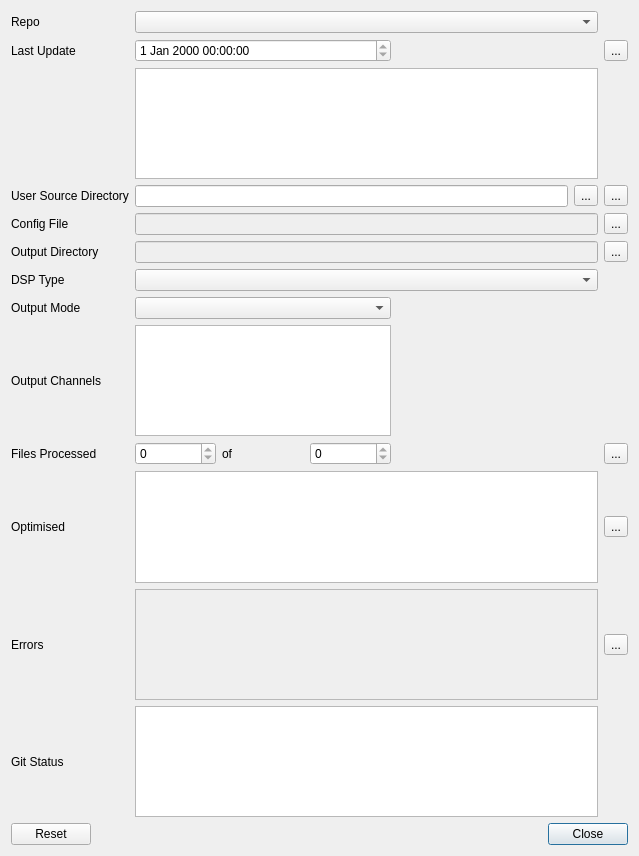
Qt form src/main/python/ui/merge.ui (3ll3d00d/beqdesigner) before a commit.
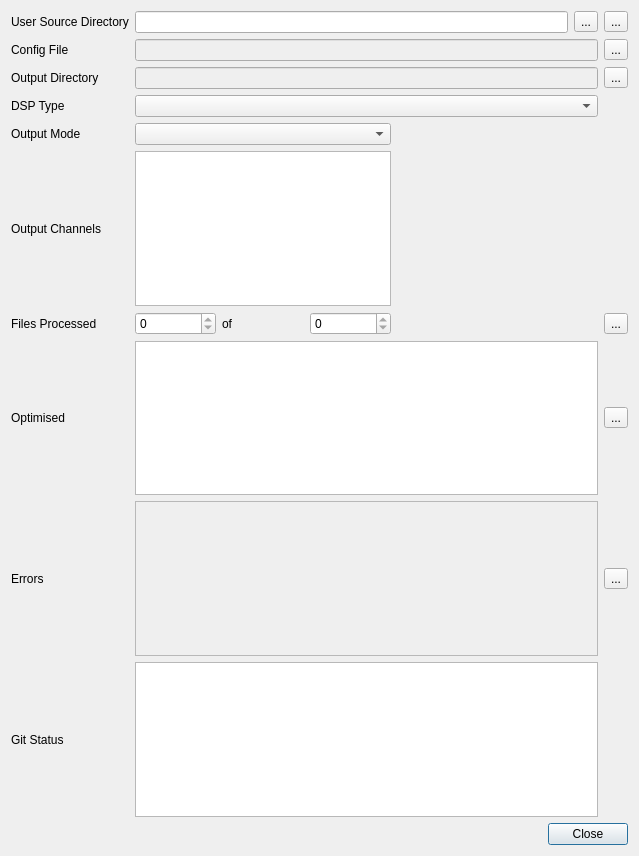
The same form after that commit.

Commit message: switch merge to using the catalogue

```diff
--- a/src/main/python/ui/merge.ui
+++ b/src/main/python/ui/merge.ui
@@ -14,48 +14,73 @@
    <string>Merge DSP Config</string>
   </property>
   <layout class="QGridLayout" name="gridLayout">
-   <item row="2" column="0">
-    <widget class="QDialogButtonBox" name="buttonBox">
-     <property name="orientation">
-      <enum>Qt::Horizontal</enum>
-     </property>
-     <property name="standardButtons">
-      <set>QDialogButtonBox::Close|QDialogButtonBox::Reset</set>
-     </property>
-    </widget>
-   </item>
-   <item row="1" column="0">
-    <layout class="QGridLayout" name="innerLayout" rowstretch="0,0,0,0,0,0,0,0,0,0,0,0,0" columnstretch="0,0,0,0,0,0">
-     <item row="11" column="5">
-      <widget class="QToolButton" name="copyErrorsButton">
+   <item row="0" column="0">
+    <layout class="QGridLayout" name="innerLayout" rowstretch="0,0,0,0,0,0,0,0,0,0" columnstretch="0,0,0,0,0,0">
+     <item row="0" column="0">
+      <widget class="QLabel" name="userSourceDirLabel">
+       <property name="text">
+        <string>User Source Directory</string>
+       </property>
+      </widget>
+     </item>
+     <item row="0" column="1" colspan="4">
+      <layout class="QHBoxLayout" name="userSourceDirLayout">
+       <item>
+        <widget class="QLineEdit" name="userSourceDir">
+         <property name="readOnly">
+          <bool>true</bool>
+         </property>
+        </widget>
+       </item>
+       <item>
+        <widget class="QToolButton" name="clearUserSourceDir">
+         <property name="text">
+          <string>...</string>
+         </property>
+        </widget>
+       </item>
+      </layout>
+     </item>
+     <item row="0" column="5">
+      <widget class="QToolButton" name="userSourceDirPicker">
        <property name="text">
         <string>...</string>
        </property>
       </widget>
      </item>
-     <item row="1" column="1" colspan="3">
-      <widget class="QDateTimeEdit" name="lastCommitDate">
+     <item row="1" column="0">
+      <widget class="QLabel" name="configFileLabel">
+       <property name="text">
+        <string>Config File</string>
+       </property>
+      </widget>
+     </item>
+     <item row="1" column="1" colspan="4">
+      <widget class="QLineEdit" name="configFile">
+       <property name="enabled">
+        <bool>false</bool>
+       </property>
        <property name="readOnly">
         <bool>true</bool>
        </property>
       </widget>
      </item>
-     <item row="5" column="0">
+     <item row="1" column="5">
+      <widget class="QToolButton" name="configFilePicker">
+       <property name="text">
+        <string>...</string>
+       </property>
+      </widget>
+     </item>
+     <item row="2" column="0">
       <widget class="QLabel" name="outputDirectoryLabel">
        <property name="text">
         <string>Output Directory</string>
        </property>
       </widget>
      </item>
-     <item row="9" column="0">
-      <widget class="QLabel" name="filesProcessedLabel">
-       <property name="text">
-        <string>Files Processed</string>
-       </property>
-      </widget>
-     </item>
-     <item row="4" column="1" colspan="4">
-      <widget class="QLineEdit" name="configFile">
+     <item row="2" column="1" colspan="4">
+      <widget class="QLineEdit" name="outputDirectory">
        <property name="enabled">
         <bool>false</bool>
        </property>
@@ -64,66 +89,82 @@
        </property>
       </widget>
      </item>
+     <item row="2" column="5">
+      <widget class="QToolButton" name="outputDirectoryPicker">
+       <property name="text">
+        <string>...</string>
+       </property>
+      </widget>
+     </item>
+     <item row="3" column="0">
+      <widget class="QLabel" name="dspTypeLabel">
+       <property name="text">
+        <string>DSP Type</string>
+       </property>
+      </widget>
+     </item>
+     <item row="3" column="1" colspan="4">
+      <widget class="QComboBox" name="dspType"/>
+     </item>
      <item row="4" column="0">
-      <widget class="QLabel" name="configFileLabel">
+      <widget class="QLabel" name="outputModeLabel">
        <property name="text">
-        <string>Config File</string>
+        <string>Output Mode</string>
        </property>
       </widget>
      </item>
-     <item row="8" column="0">
+     <item row="4" column="1" colspan="3">
+      <widget class="QComboBox" name="outputMode"/>
+     </item>
+     <item row="5" column="0">
       <widget class="QLabel" name="outputChannelsLabel">
        <property name="text">
         <string>Output Channels</string>
        </property>
       </widget>
      </item>
-     <item row="9" column="2">
+     <item row="5" column="1" colspan="3">
+      <widget class="QListWidget" name="outputChannels">
+       <property name="selectionMode">
+        <enum>QAbstractItemView::MultiSelection</enum>
+       </property>
+      </widget>
+     </item>
+     <item row="6" column="3">
+      <widget class="QSpinBox" name="totalFiles">
+       <property name="readOnly">
+        <bool>true</bool>
+       </property>
+       <property name="maximum">
+        <number>10000</number>
+       </property>
+      </widget>
+     </item>
+     <item row="6" column="0">
+      <widget class="QLabel" name="filesProcessedLabel">
+       <property name="text">
+        <string>Files Processed</string>
+       </property>
+      </widget>
+     </item>
+     <item row="6" column="1">
+      <widget class="QSpinBox" name="filesProcessed">
+       <property name="readOnly">
+        <bool>true</bool>
+       </property>
+       <property name="maximum">
+        <number>100000</number>
+       </property>
+      </widget>
+     </item>
+     <item row="6" column="2">
       <widget class="QLabel" name="ofLabel">
        <property name="text">
         <string>of</string>
        </property>
       </widget>
      </item>
-     <item row="9" column="5">
-      <widget class="QToolButton" name="processFiles">
-       <property name="text">
-        <string>...</string>
-       </property>
-      </widget>
-     </item>
-     <item row="10" column="1" colspan="4">
-      <widget class="QListWidget" name="optimised"/>
-     </item>
-     <item row="5" column="5">
-      <widget class="QToolButton" name="outputDirectoryPicker">
-       <property name="text">
-        <string>...</string>
-       </property>
-      </widget>
-     </item>
-     <item row="3" column="5">
-      <widget class="QToolButton" name="userSourceDirPicker">
-       <property name="text">
-        <string>...</string>
-       </property>
-      </widget>
-     </item>
-     <item row="1" column="4">
-      <widget class="QLabel" name="infoLabel">
-       <property name="text">
-        <string/>
-       </property>
-      </widget>
-     </item>
-     <item row="11" column="1" colspan="4">
-      <widget class="QListWidget" name="errors">
-       <property name="enabled">
-        <bool>false</bool>
-       </property>
-      </widget>
-     </item>
-     <item row="9" column="4">
+     <item row="6" column="4">
       <spacer name="horizontalSpacer">
        <property name="orientation">
         <enum>Qt::Horizontal</enum>
@@ -136,159 +177,73 @@
        </property>
       </spacer>
      </item>
-     <item row="0" column="0">
-      <widget class="QLabel" name="beqReposLabel">
+     <item row="6" column="5">
+      <widget class="QToolButton" name="processFiles">
        <property name="text">
-        <string>Repo</string>
+        <string>...</string>
        </property>
       </widget>
      </item>
-     <item row="6" column="0">
-      <widget class="QLabel" name="dspTypeLabel">
+     <item row="7" column="0">
+      <widget class="QLabel" name="optimisedLabel">
        <property name="text">
-        <string>DSP Type</string>
+        <string>Optimised</string>
        </property>
       </widget>
      </item>
-     <item row="1" column="0">
-      <widget class="QLabel" name="lastUpdateLabel">
+     <item row="7" column="1" colspan="4">
+      <widget class="QListWidget" name="optimised"/>
+     </item>
+     <item row="7" column="5">
+      <widget class="QToolButton" name="copyOptimisedButton">
        <property name="text">
-        <string>Last Update</string>
+        <string>...</string>
        </property>
       </widget>
      </item>
-     <item row="11" column="0">
+     <item row="8" column="0">
       <widget class="QLabel" name="errorsLabel">
        <property name="text">
         <string>Errors</string>
        </property>
       </widget>
      </item>
-     <item row="12" column="0">
+     <item row="8" column="1" colspan="4">
+      <widget class="QListWidget" name="errors">
+       <property name="enabled">
+        <bool>false</bool>
+       </property>
+      </widget>
+     </item>
+     <item row="8" column="5">
+      <widget class="QToolButton" name="copyErrorsButton">
+       <property name="text">
+        <string>...</string>
+       </property>
+      </widget>
+     </item>
+     <item row="9" column="0">
       <widget class="QLabel" name="gitStatusLabel">
        <property name="text">
         <string>Git Status</string>
        </property>
       </widget>
      </item>
-     <item row="10" column="0">
-      <widget class="QLabel" name="optimisedLabel">
-       <property name="text">
-        <string>Optimised</string>
-       </property>
-      </widget>
-     </item>
-     <item row="1" column="5">
-      <widget class="QToolButton" name="refreshGitRepo">
-       <property name="text">
-        <string>...</string>
-       </property>
-      </widget>
-     </item>
-     <item row="9" column="3">
-      <widget class="QSpinBox" name="totalFiles">
-       <property name="readOnly">
-        <bool>true</bool>
-       </property>
-       <property name="maximum">
-        <number>10000</number>
-       </property>
-      </widget>
-     </item>
-     <item row="9" column="1">
-      <widget class="QSpinBox" name="filesProcessed">
-       <property name="readOnly">
-        <bool>true</bool>
-       </property>
-       <property name="maximum">
-        <number>100000</number>
-       </property>
-      </widget>
-     </item>
-     <item row="8" column="1" colspan="3">
-      <widget class="QListWidget" name="outputChannels">
-       <property name="selectionMode">
-        <enum>QAbstractItemView::MultiSelection</enum>
-       </property>
-      </widget>
-     </item>
-     <item row="2" column="1" colspan="4">
-      <widget class="QPlainTextEdit" name="lastCommitMessage">
-       <property name="readOnly">
-        <bool>true</bool>
-       </property>
-      </widget>
-     </item>
-     <item row="5" column="1" colspan="4">
-      <widget class="QLineEdit" name="outputDirectory">
-       <property name="enabled">
-        <bool>false</bool>
-       </property>
-       <property name="readOnly">
-        <bool>true</bool>
-       </property>
-      </widget>
-     </item>
-     <item row="10" column="5">
-      <widget class="QToolButton" name="copyOptimisedButton">
-       <property name="text">
-        <string>...</string>
-       </property>
-      </widget>
-     </item>
-     <item row="0" column="1" colspan="4">
-      <widget class="QComboBox" name="beqRepos"/>
-     </item>
-     <item row="3" column="1" colspan="4">
-      <layout class="QHBoxLayout" name="userSourceDirLayout">
-       <item>
-        <widget class="QLineEdit" name="userSourceDir">
-         <property name="readOnly">
-          <bool>true</bool>
-         </property>
-        </widget>
-       </item>
-       <item>
-        <widget class="QToolButton" name="clearUserSourceDir">
-         <property name="text">
-          <string>...</string>
-         </property>
-        </widget>
-       </item>
-      </layout>
-     </item>
-     <item row="7" column="0">
-      <widget class="QLabel" name="outputModeLabel">
-       <property name="text">
-        <string>Output Mode</string>
-       </property>
-      </widget>
-     </item>
-     <item row="7" column="1" colspan="3">
-      <widget class="QComboBox" name="outputMode"/>
-     </item>
-     <item row="3" column="0">
-      <widget class="QLabel" name="userSourceDirLabel">
-       <property name="text">
-        <string>User Source Directory</string>
-       </property>
-      </widget>
-     </item>
-     <item row="6" column="1" colspan="4">
-      <widget class="QComboBox" name="dspType"/>
-     </item>
-     <item row="4" column="5">
-      <widget class="QToolButton" name="configFilePicker">
-       <property name="text">
-        <string>...</string>
-       </property>
-      </widget>
-     </item>
-     <item row="12" column="1" colspan="4">
+     <item row="9" column="1" colspan="4">
       <widget class="QListWidget" name="gitStatus"/>
      </item>
     </layout>
    </item>
+   <item row="1" column="0">
+    <widget class="QDialogButtonBox" name="buttonBox">
+     <property name="orientation">
+      <enum>Qt::Horizontal</enum>
+     </property>
+     <property name="standardButtons">
+      <set>QDialogButtonBox::Close</set>
+     </property>
+    </widget>
+   </item>
   </layout>
  </widget>
  <tabstops>
```
Left out of the diff: 36 changed lines with no effect on the pictures. The commit also changes 19 other files.
